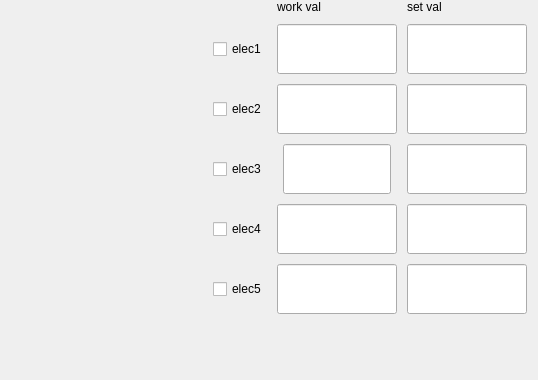
First picture: the form in melectric.ui, repository yuanjinxin123/shenglei, before the edit; both pictures show x 391 to 929 and y 0 to 380 of the 929 by 538 pixel window.
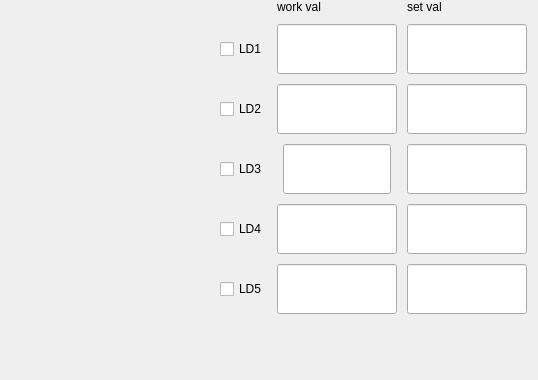
Second picture: the form after the edit. The open tabs and pages were chosen to show the change. Custom widgets are drawn as their Qt base class.

Patch:
```diff
--- a/melectric.ui
+++ b/melectric.ui
@@ -150,7 +150,7 @@
          <item alignment="Qt::AlignRight|Qt::AlignVCenter">
           <widget class="QCheckBox" name="mElecEdt1">
            <property name="text">
-            <string>elec1</string>
+            <string>LD1</string>
            </property>
           </widget>
          </item>
@@ -161,7 +161,7 @@
          <item alignment="Qt::AlignRight">
           <widget class="QCheckBox" name="mElecEdt4">
            <property name="text">
-            <string>elec4</string>
+            <string>LD4</string>
            </property>
           </widget>
          </item>
@@ -226,7 +226,7 @@
          <item alignment="Qt::AlignRight">
           <widget class="QCheckBox" name="mElecEdt3">
            <property name="text">
-            <string>elec3</string>
+            <string>LD3</string>
            </property>
           </widget>
          </item>
@@ -253,7 +253,7 @@
          <item alignment="Qt::AlignRight">
           <widget class="QCheckBox" name="mElecEdt2">
            <property name="text">
-            <string>elec2</string>
+            <string>LD2</string>
            </property>
           </widget>
          </item>
@@ -311,7 +311,7 @@
          <item alignment="Qt::AlignRight">
           <widget class="QCheckBox" name="mElecEdt5">
            <property name="text">
-            <string>elec5</string>
+            <string>LD5</string>
            </property>
           </widget>
          </item>
```
